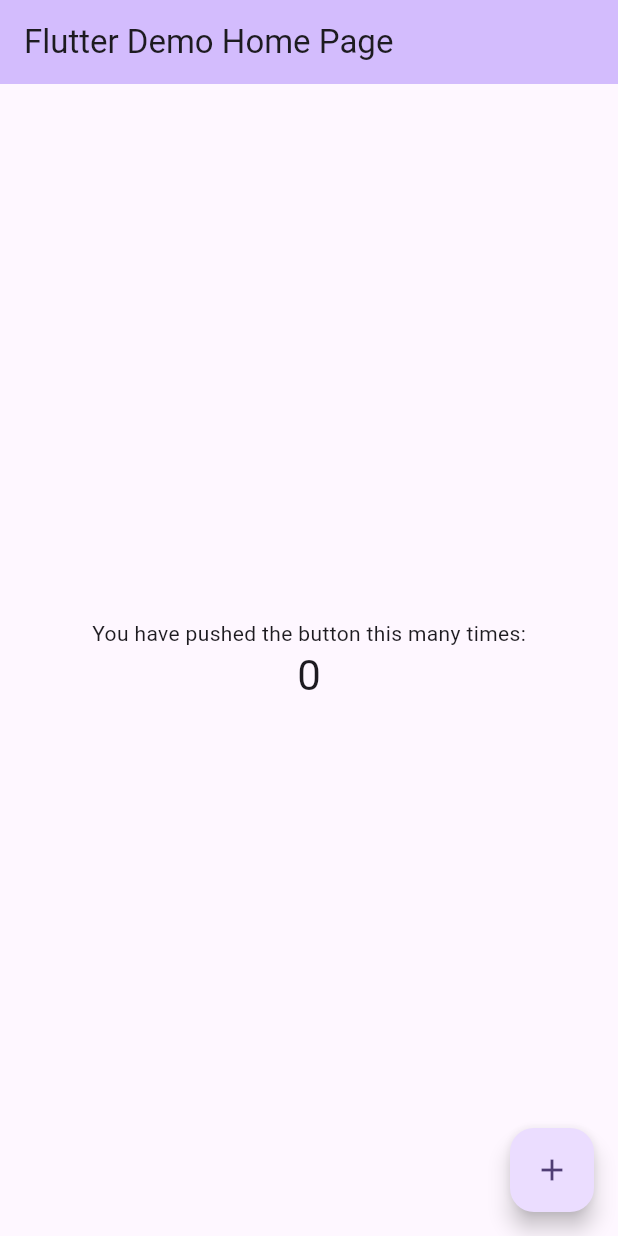
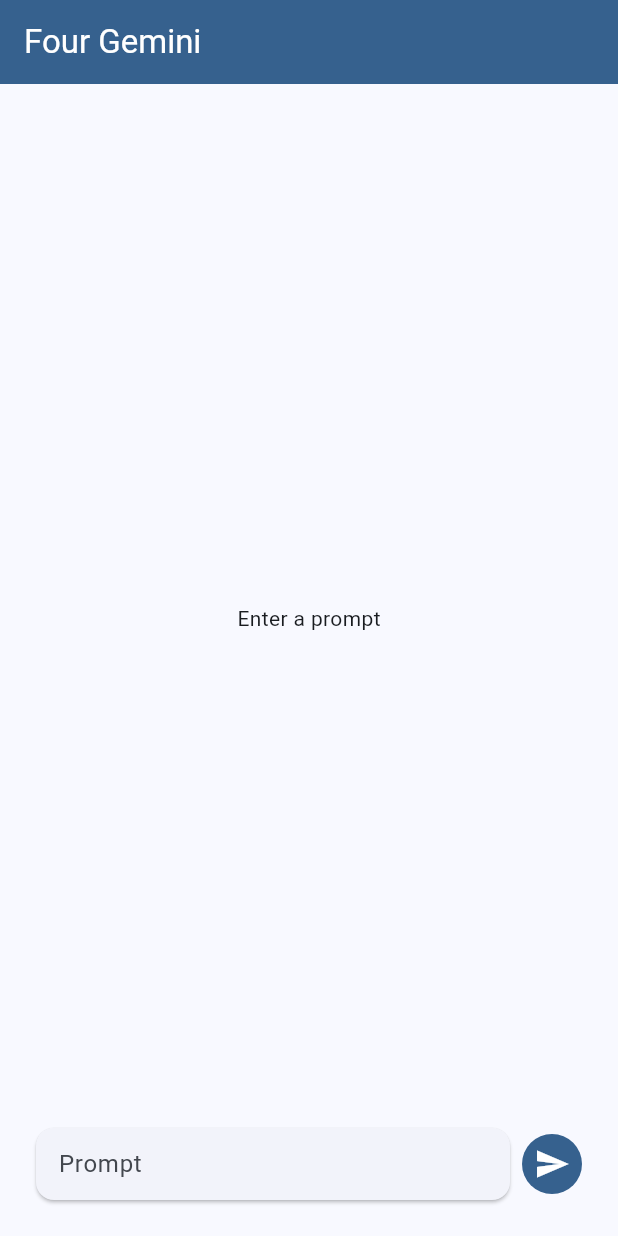
Before and after one commit to rifquramandhita/FourGemini-Flutter, a Flutter app: the screen it shows after launch, on a phone screen of 412 x 824 dp. Run offline on Flutter 3.47's test engine with Material 3 defaults, Android fonts, the phone set to English and light mode, and no system bars; our stand-ins replace chat_bubbles, get_it, google_generative_ai.

Commit message:
feat: add home feature

```diff
--- /dev/null
+++ b/lib/app/presentation/home/home_notifier.dart
@@ -0,0 +1,27 @@
+import 'package:flutter/cupertino.dart';
+import 'package:four_gemini/core/constant/constant.dart';
+import 'package:four_gemini/core/provider/base_provider.dart';
+import 'package:google_generative_ai/google_generative_ai.dart';
+
+class HomeNotifier extends BaseProvider {
+  TextEditingController _textController = TextEditingController();
+  String _userChat = '';
+  String _botChat = '';
+
+  TextEditingController get textController => _textController;
+
+  String get userChat => _userChat;
+
+  String get botChat => _botChat;
+
+  send() async {
+    _userChat = textController.text;
+    textController.clear();
+    showLoading();
+    final model = GenerativeModel(model: 'gemini-pro', apiKey: GEMINI_API_KEY);
+    final content = [Content.text(_userChat)];
+    final response = await model.generateContent(content);
+    _botChat = response.text ?? '';
+    hideLoading();
+  }
+}
--- /dev/null
+++ b/lib/app/presentation/home/home_screen.dart
@@ -0,0 +1,100 @@
+import 'package:chat_bubbles/bubbles/bubble_special_one.dart';
+import 'package:flutter/material.dart';
+import 'package:four_gemini/app/presentation/home/home_notifier.dart';
+import 'package:four_gemini/core/helper/global_helper.dart';
+import 'package:four_gemini/core/widget/card_filled_app_widget.dart';
+import 'package:four_gemini/core/widget/loading_app_widget.dart';
+import 'package:four_gemini/di.dart';
+import 'package:provider/provider.dart';
+
+class HomeScreen extends StatelessWidget {
+  HomeScreen({super.key});
+
+  late HomeNotifier notifier;
+
+  @override
+  Widget build(BuildContext context) {
+    return ChangeNotifierProvider<HomeNotifier>(
+      create: (context) => sl(),
+      builder: (context, child) => _build(context),
+    );
+  }
+
+  _build(BuildContext context) {
+    notifier = Provider.of<HomeNotifier>(context);
+    return _bodyBuild(context);
+  }
+
+  _bodyBuild(BuildContext context) {
+    return Scaffold(
+      appBar: AppBar(
+        title: Text("Four Gemini"),
+        backgroundColor: GlobalHelper.getColorSchema(context).primary,
+      ),
+      body: Padding(
+        padding: const EdgeInsets.all(20),
+        child: Column(
+          children: [
+            Expanded(
+                child: (notifier.userChat.isEmpty && notifier.userChat.isEmpty)
+                    ? Center(
+                        child: Text('Enter a prompt'),
+                      )
+                    : SingleChildScrollView(
+                        child: Column(
+                        children: [
+                          BubbleSpecialOne(
+                            text: notifier.userChat,
+                            isSender: true,
+                            color: GlobalHelper.getColorSchema(context)
+                                .primaryContainer,
+                            tail: true,
+                          ),
+                          SizedBox(
+                            height: 20,
+                          ),
+                          (notifier.isLoading)
+                              ? LoadingAppWidget()
+                              : BubbleSpecialOne(
+                                  text: notifier.botChat,
+                                  isSender: false,
+                                  color: GlobalHelper.getColorSchema(context)
+                                      .tertiaryContainer,
+                                  tail: true,
+                                )
+                        ],
+                      ))),
+            Row(
+              crossAxisAlignment: CrossAxisAlignment.center,
+              children: [
+                Expanded(
+                  child: CardFilledAppWidget(
+                    content: Container(
+                      padding: EdgeInsets.fromLTRB(15, 0, 15, 0),
+                      child: TextField(
+                        minLines: 1,
+                        maxLines: 4,
+                        keyboardType: TextInputType.multiline,
+                        enableSuggestions: false,
+                        autocorrect: false,
+                        decoration: InputDecoration(
+                            border: InputBorder.none, hintText: "Prompt"),
+                        controller: notifier.textController,
+                      ),
+                    ),
+                  ),
+                ),
+                IconButton.filled(
+                    onPressed: _onPressSendButton, icon: Icon(Icons.send))
+              ],
+            ),
+          ],
+        ),
+      ),
+    );
+  }
+
+  _onPressSendButton() {
+    notifier.send();
+  }
+}
--- /dev/null
+++ b/lib/config/theme/app_theme.dart
@@ -0,0 +1,13 @@
+import 'package:flutter/material.dart';
+import 'package:four_gemini/core/helper/global_helper.dart';
+
+ThemeData AppTheme(BuildContext context) {
+  return ThemeData(
+      useMaterial3: true,
+      colorSchemeSeed: Colors.blue,
+      appBarTheme: AppBarTheme(
+        backgroundColor: GlobalHelper.getColorSchema(context).primary,
+        titleTextStyle: GlobalHelper.getTextTheme(context).titleLarge?.copyWith(
+            color: GlobalHelper.getColorSchema(context).onPrimary),
+      ));
+}
--- /dev/null
+++ b/lib/core/constant/constant.dart
@@ -0,0 +1 @@
+const String GEMINI_API_KEY = '';
--- /dev/null
+++ b/lib/core/helper/global_helper.dart
@@ -0,0 +1,11 @@
+import 'package:flutter/material.dart';
+
+class GlobalHelper {
+  static TextTheme getTextTheme(BuildContext context) {
+    return Theme.of(context).textTheme;
+  }
+
+  static ColorScheme getColorSchema(BuildContext context){
+    return Theme.of(context).colorScheme;
+  }
+}
--- /dev/null
+++ b/lib/core/provider/base_provider.dart
@@ -0,0 +1,31 @@
+import 'package:flutter/cupertino.dart';
+
+class BaseProvider with ChangeNotifier {
+  bool _isDispose = false;
+  bool _isLoading = false;
+  String _errorMessage = '';
+
+  bool get isDispose => _isDispose;
+
+  bool get isLoading => _isLoading;
+
+  String get errorMessage => _errorMessage;
+
+  set errorMessage(String param) => _errorMessage = param;
+
+  void showLoading() {
+    _isLoading = true;
+    if (!_isDispose) notifyListeners();
+  }
+
+  void hideLoading() {
+    _isLoading = false;
+    if (!_isDispose) notifyListeners();
+  }
+
+  @override
+  void dispose() {
+    _isDispose = true;
+    super.dispose();
+  }
+}
--- /dev/null
+++ b/lib/core/widget/card_filled_app_widget.dart
@@ -0,0 +1,13 @@
+import 'package:flutter/material.dart';
+
+class CardFilledAppWidget extends StatelessWidget {
+  final Widget content;
+  CardFilledAppWidget({super.key, required this.content});
+
+  @override
+  Widget build(BuildContext context) {
+    return Card(
+      child: content,
+    );
+  }
+}
--- /dev/null
+++ b/lib/core/widget/loading_app_widget.dart
@@ -0,0 +1,16 @@
+import 'package:flutter/material.dart';
+
+class LoadingAppWidget extends StatelessWidget {
+  const LoadingAppWidget({super.key});
+
+  @override
+  Widget build(BuildContext context) {
+    return Center(
+      child: SizedBox(
+        height: 100,
+        width: 100,
+        child: CircularProgressIndicator(),
+      ),
+    );
+  }
+}
--- /dev/null
+++ b/lib/di.dart
@@ -0,0 +1,7 @@
+import 'package:four_gemini/app/presentation/home/home_notifier.dart';
+import 'package:get_it/get_it.dart';
+final sl = GetIt.instance;
+
+void initDi(){
+  sl.registerFactory<HomeNotifier>(() => HomeNotifier());
+}
--- a/lib/main.dart
+++ b/lib/main.dart
@@ -1,125 +1,22 @@
 import 'package:flutter/material.dart';
+import 'package:four_gemini/app/presentation/home/home_screen.dart';
+import 'package:four_gemini/config/theme/app_theme.dart';
+import 'package:four_gemini/di.dart';
 
 void main() {
+  initDi();
   runApp(const MyApp());
 }
 
 class MyApp extends StatelessWidget {
   const MyApp({super.key});
 
-  // This widget is the root of your application.
   @override
   Widget build(BuildContext context) {
     return MaterialApp(
-      title: 'Flutter Demo',
-      theme: ThemeData(
-        // This is the theme of your application.
-        //
-        // TRY THIS: Try running your application with "flutter run". You'll see
-        // the application has a purple toolbar. Then, without quitting the app,
-        // try changing the seedColor in the colorScheme below to Colors.green
-        // and then invoke "hot reload" (save your changes or press the "hot
-        // reload" button in a Flutter-supported IDE, or press "r" if you used
-        // the command line to start the app).
-        //
-        // Notice that the counter didn't reset back to zero; the application
-        // state is not lost during the reload. To reset the state, use hot
-        // restart instead.
-        //
-        // This works for code too, not just values: Most code changes can be
-        // tested with just a hot reload.
-        colorScheme: ColorScheme.fromSeed(seedColor: Colors.deepPurple),
-        useMaterial3: true,
-      ),
-      home: const MyHomePage(title: 'Flutter Demo Home Page'),
+      debugShowCheckedModeBanner: false,
+      theme: AppTheme(context),
+      home: HomeScreen(),
     );
   }
 }
-
-class MyHomePage extends StatefulWidget {
-  const MyHomePage({super.key, required this.title});
-
-  // This widget is the home page of your application. It is stateful, meaning
-  // that it has a State object (defined below) that contains fields that affect
-  // how it looks.
-
-  // This class is the configuration for the state. It holds the values (in this
-  // case the title) provided by the parent (in this case the App widget) and
-  // used by the build method of the State. Fields in a Widget subclass are
-  // always marked "final".
-
-  final String title;
-
-  @override
-  State<MyHomePage> createState() => _MyHomePageState();
-}
-
-class _MyHomePageState extends State<MyHomePage> {
-  int _counter = 0;
-
-  void _incrementCounter() {
-    setState(() {
-      // This call to setState tells the Flutter framework that something has
-      // changed in this State, which causes it to rerun the build method below
-      // so that the display can reflect the updated values. If we changed
-      // _counter without calling setState(), then the build method would not be
-      // called again, and so nothing would appear to happen.
-      _counter++;
-    });
-  }
-
-  @override
-  Widget build(BuildContext context) {
-    // This method is rerun every time setState is called, for instance as done
-    // by the _incrementCounter method above.
-    //
-    // The Flutter framework has been optimized to make rerunning build methods
-    // fast, so that you can just rebuild anything that needs updating rather
-    // than having to individually change instances of widgets.
-    return Scaffold(
-      appBar: AppBar(
-        // TRY THIS: Try changing the color here to a specific color (to
-        // Colors.amber, perhaps?) and trigger a hot reload to see the AppBar
-        // change color while the other colors stay the same.
-        backgroundColor: Theme.of(context).colorScheme.inversePrimary,
-        // Here we take the value from the MyHomePage object that was created by
-        // the App.build method, and use it to set our appbar title.
-        title: Text(widget.title),
-      ),
-      body: Center(
-        // Center is a layout widget. It takes a single child and positions it
-        // in the middle of the parent.
-        child: Column(
-          // Column is also a layout widget. It takes a list of children and
-          // arranges them vertically. By default, it sizes itself to fit its
-          // children horizontally, and tries to be as tall as its parent.
-          //
-          // Column has various properties to control how it sizes itself and
-          // how it positions its children. Here we use mainAxisAlignment to
-          // center the children vertically; the main axis here is the vertical
-          // axis because Columns are vertical (the cross axis would be
-          // horizontal).
-          //
-          // TRY THIS: Invoke "debug painting" (choose the "Toggle Debug Paint"
-          // action in the IDE, or press "p" in the console), to see the
-          // wireframe for each widget.
-          mainAxisAlignment: MainAxisAlignment.center,
-          children: <Widget>[
-            const Text(
-              'You have pushed the button this many times:',
-            ),
-            Text(
-              '$_counter',
-              style: Theme.of(context).textTheme.headlineMedium,
-            ),
-          ],
-        ),
-      ),
-      floatingActionButton: FloatingActionButton(
-        onPressed: _incrementCounter,
-        tooltip: 'Increment',
-        child: const Icon(Icons.add),
-      ), // This trailing comma makes auto-formatting nicer for build methods.
-    );
-  }
-}
```
